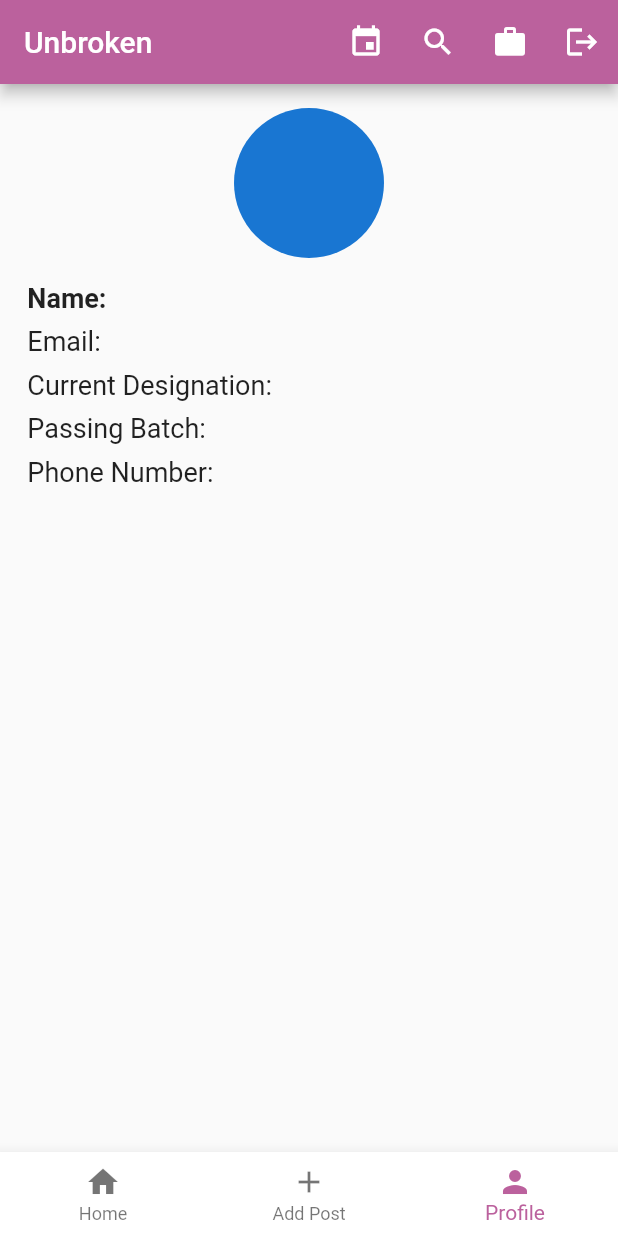
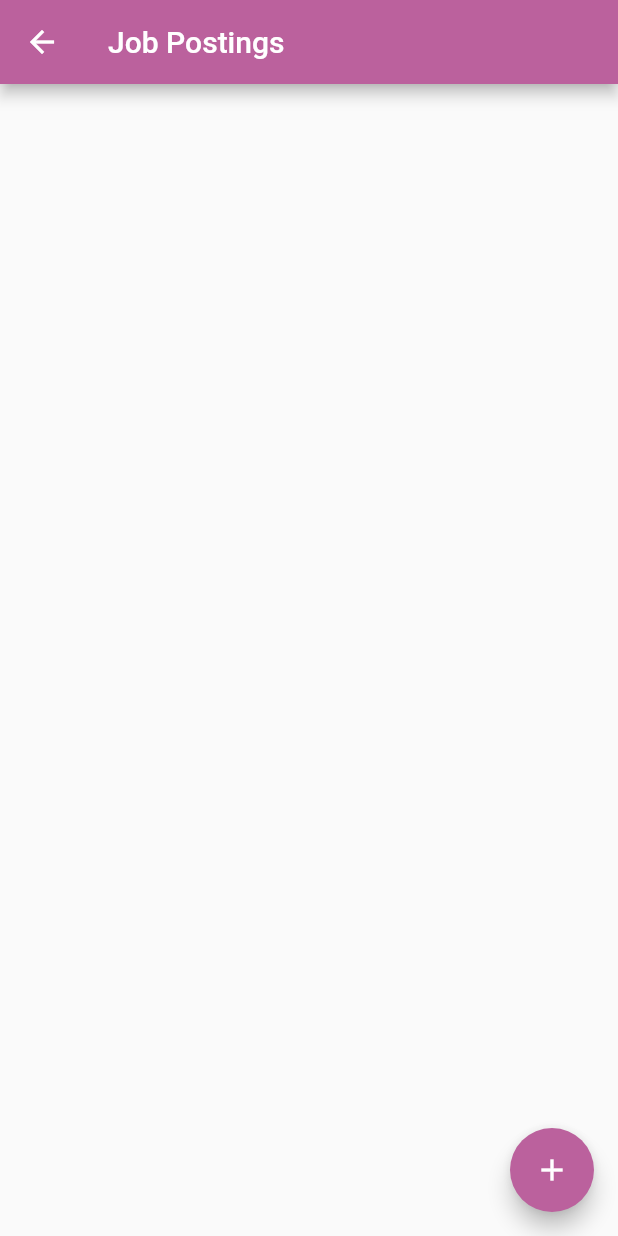
Before and after one commit to ayushh7/BITUnbroken, a Flutter app: the screen it shows once a user with an empty profile is signed in, item 3 of the bottom bar chosen, after a tap on the "work" icon, on a phone screen of 412 x 824 dp. Run offline on Flutter 3.47's test engine with Material 2 defaults, Android fonts, the phone set to English and light mode, and no system bars; our stand-ins replace cloud_firestore, firebase_auth, firebase_core, font_awesome_flutter; accounts and stored records are empty.

```diff
--- /dev/null
+++ b/lib/components/jobs.dart
@@ -0,0 +1,156 @@
+import 'package:flutter/material.dart';
+import 'package:firebase_auth/firebase_auth.dart';
+import 'package:cloud_firestore/cloud_firestore.dart';
+
+class JobsPage extends StatefulWidget {
+
+  @override
+  _JobsPageState createState() => _JobsPageState();
+}
+
+class _JobsPageState extends State<JobsPage> {
+  final primaryColor = Color(0xFFBB619D);
+  final FirebaseAuth _auth = FirebaseAuth.instance;
+  final FirebaseFirestore _firestore = FirebaseFirestore.instance;
+
+  String jobTitle = "";
+  String companyName = "";
+  String link = "";
+
+  void _createJob() async {
+    User? user = _auth.currentUser;
+    if (user != null) {
+      try {
+        await _firestore.collection('jobs').add({
+          'job_title': jobTitle,
+          'company_name': companyName,
+          'link': link,
+          'uid': user.uid,
+        });
+        Navigator.of(context).pop(); // Close the dialog
+        // Clear the input fields
+        setState(() {
+          jobTitle = "";
+          companyName = "";
+          link = "";
+        });
+      } catch (e) {
+        print("Error creating job: $e");
+      }
+    }
+  }
+
+  void _showCreateJobDialog() {
+    showDialog(
+      context: context,
+      builder: (context) {
+        return AlertDialog(
+          title: Text("Create Job"),
+          content: Column(
+            mainAxisSize: MainAxisSize.min,
+            children: <Widget>[
+              TextFormField(
+                decoration: InputDecoration(labelText: 'Job Title'),
+                onChanged: (value) {
+                  setState(() {
+                    jobTitle = value;
+                  });
+                },
+              ),
+              TextFormField(
+                decoration: InputDecoration(labelText: 'Company Name'),
+                onChanged: (value) {
+                  setState(() {
+                    companyName = value;
+                  });
+                },
+              ),
+              TextFormField(
+                decoration: InputDecoration(labelText: 'Job Link'),
+                onChanged: (value) {
+                  setState(() {
+                    link = value;
+                  });
+                },
+              ),
+            ],
+          ),
+          actions: <Widget>[
+            ElevatedButton(
+              onPressed: () {
+                Navigator.of(context).pop(); // Close the dialog
+              },
+              child: Text("Close"),
+              style: ElevatedButton.styleFrom(
+                primary: primaryColor,
+              ),
+            ),
+            ElevatedButton(
+              onPressed: _createJob,
+              child: Text("Post Job"),
+              style: ElevatedButton.styleFrom(
+                primary: primaryColor,
+              ),
+            ),
+          ],
+        );
+      },
+    );
+  }
+
+  @override
+  Widget build(BuildContext context) {
+    return Scaffold(
+      appBar: AppBar(
+        backgroundColor: primaryColor,
+        title: Text('Job Postings'),
+      ),
+      body: StreamBuilder<QuerySnapshot>(
+        stream: _firestore.collection('jobs').snapshots(),
+        builder: (context, snapshot) {
+          if (!snapshot.hasData) {
+            return CircularProgressIndicator();
+          }
+          final jobs = snapshot.data!.docs;
+          List<Widget> jobCards = [];
+          for (var job in jobs) {
+            final jobTitle = job['job_title'];
+            final companyName = job['company_name'];
+            final link = job['link'];
+            jobCards.add(
+              Card(
+                child: ListTile(
+                  title: Text(jobTitle),
+
+                  subtitle: Text(companyName),
+
+                  trailing: ElevatedButton(
+                    onPressed: () {
+                      // Handle job link opening here
+                    },
+                    style: ElevatedButton.styleFrom(
+                      primary: primaryColor,
+                    ),
+
+                    child: Text('Apply'),
+                  ),
+                ),
+              ),
+            );
+          }
+          return Column(
+            children: jobCards,
+          );
+        },
+      ),
+      floatingActionButton: FloatingActionButton(
+
+        onPressed: _showCreateJobDialog,
+        backgroundColor: primaryColor,
+
+        child: Icon(Icons.add),
+
+      ),
+    );
+  }
+}
--- a/lib/main.dart
+++ b/lib/main.dart
@@ -57,9 +57,7 @@
 import 'package:firebase_core/firebase_core.dart';
 import 'package:flutter/material.dart';
 import 'package:bitunbroken/screens/login_screen.dart';
-import 'package:bitunbroken/screens/signup_screen.dart';
 import 'package:bitunbroken/screens/home_screen.dart';
-import 'package:bitunbroken/screens/profile.dart';
 import 'package:firebase_auth/firebase_auth.dart';
 
 Future<void> main() async {
--- a/lib/screens/home_screen.dart
+++ b/lib/screens/home_screen.dart
@@ -2,7 +2,7 @@ import 'package:bitunbroken/screens/users_screen.dart';
 import 'package:flutter/material.dart';
 import 'package:firebase_auth/firebase_auth.dart';
 import 'package:cloud_firestore/cloud_firestore.dart';
-
+import '../components/jobs.dart';
 import 'Profile.dart';
 import 'login_screen.dart';
 
@@ -110,6 +110,10 @@ class _HomePageState extends State<HomePage> {
           IconButton(
             icon: Icon(Icons.work),
             onPressed: () {
+              Navigator.push(
+                context,
+                MaterialPageRoute(builder: (context) => JobsPage()),
+              );
               // Handle Jobs button action
             },
           ),
--- a/pubspec.yaml
+++ b/pubspec.yaml
@@ -36,6 +36,8 @@ dependencies:
   firebase_auth: ^4.12.0
   cloud_firestore: ^4.12.1
   firebase_database: ^10.3.2
+  http: ^1.1.0
+#  https: ^0.2.3
 
 
   # The following adds the Cupertino Icons font to your application.
```
Also changed, not shown: lib/components/components.dart (deleted, +0 -210 lines), pubspec.lock.
